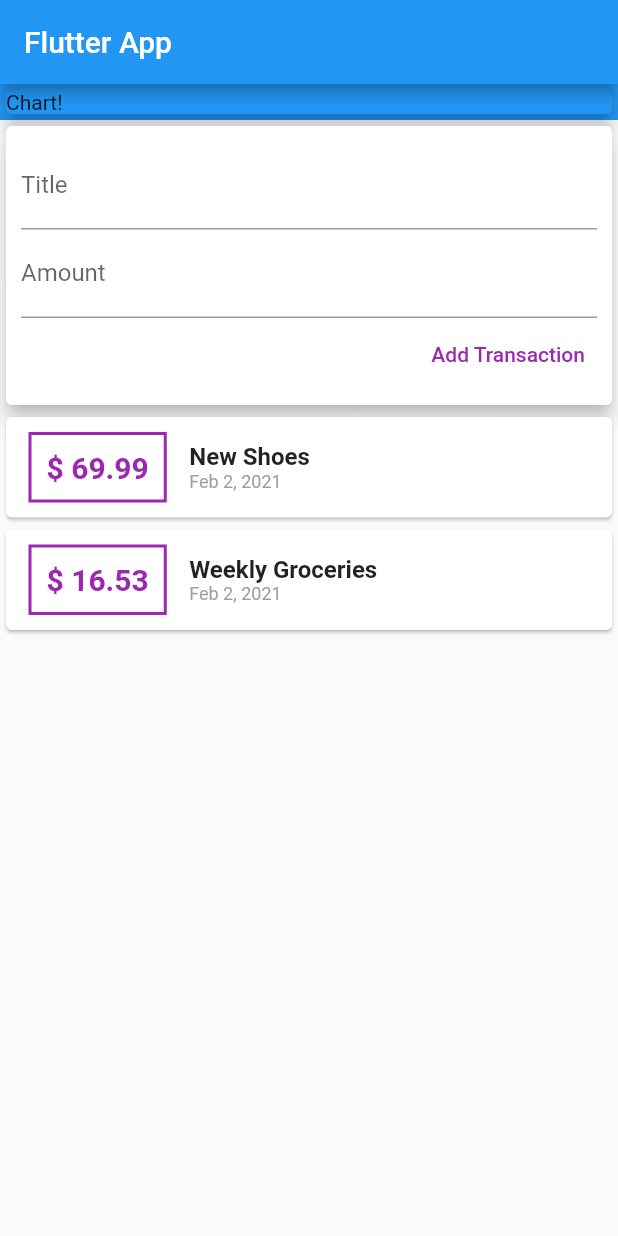
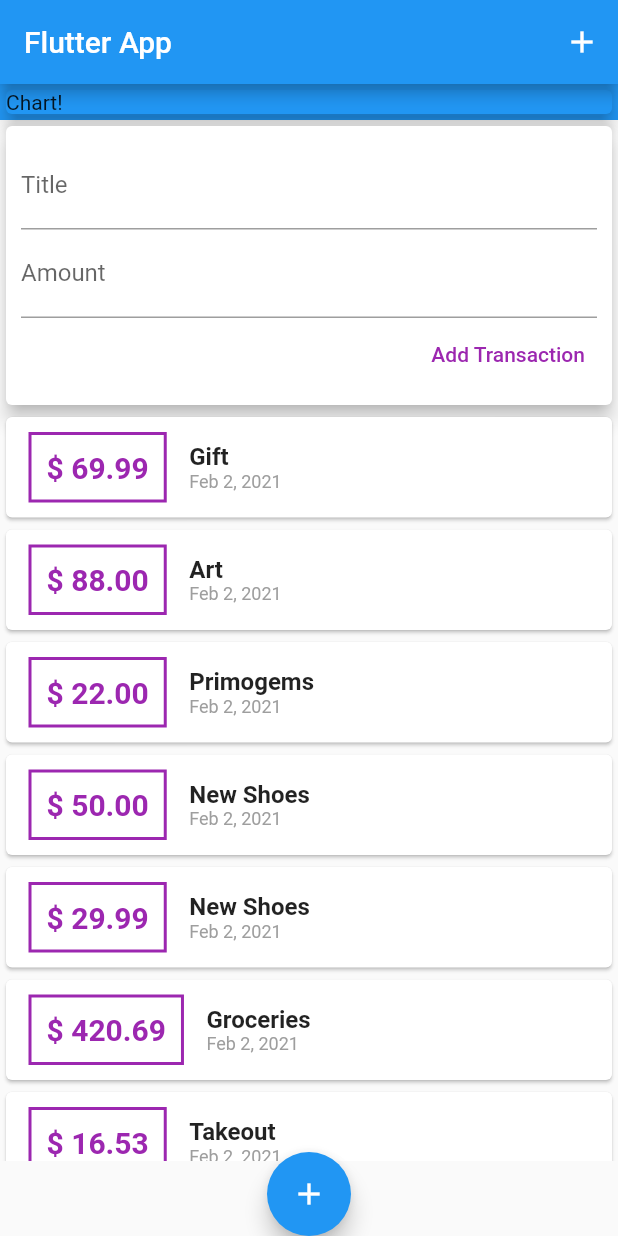
Before and after one commit to stammatime/demo_expense_app, a Flutter app: the screen it shows after launch, after a tap on "Add Transaction", on a phone screen of 412 x 824 dp. Run offline on Flutter 3.47's test engine with Material 2 defaults, Android fonts, the phone set to English and light mode, and no system bars; our stand-ins replace currency_text_input_formatter.

Commit message:
ability to add transactions and setting up modal

```diff
--- a/lib/main.dart
+++ b/lib/main.dart
@@ -1,6 +1,5 @@
-import './transaction.dart';
 import 'package:flutter/material.dart';
-import 'package:intl/intl.dart';
+import './widgets/user_transactions.dart';
 
 void main() => runApp(MyApp());
 
@@ -8,6 +7,7 @@ class MyApp extends StatelessWidget {
   @override
   Widget build(BuildContext context) {
     return MaterialApp(
+      debugShowCheckedModeBanner: false,
       title: 'Flutter App',
       home: MyHomePage(),
     );
@@ -15,28 +15,19 @@ class MyApp extends StatelessWidget {
 }
 
 class MyHomePage extends StatelessWidget {
-  final List<Transaction> transactions = [
-    Transaction(
-        id: 't1', title: 'New Shoes', amount: 69.99, date: DateTime.now()),
-    Transaction(
-        id: 't2',
-        title: 'Weekly Groceries',
-        amount: 16.53,
-        date: DateTime.now())
-  ];
-
-  // String titleInput;
-  // String amountInput;
-  final titleController = TextEditingController();
-  final amountController = TextEditingController();
-
   @override
   Widget build(BuildContext context) {
     return Scaffold(
         appBar: AppBar(
+          actions: <Widget>[
+            IconButton(icon: Icon(Icons.add), onPressed: () {})
+          ],
           title: Text('Flutter App'),
         ),
-      body: Center(
+        floatingActionButtonLocation: FloatingActionButtonLocation.centerDocked,
+        floatingActionButton:
+            FloatingActionButton(child: Icon(Icons.add), onPressed: () {}),
+        body: SingleChildScrollView(
           child: Column(
             // mainAxisAlignment: MainAxisAlignment.start,
             crossAxisAlignment: CrossAxisAlignment.stretch,
@@ -50,62 +41,9 @@ class MyHomePage extends StatelessWidget {
                   elevation: 5,
                 ),
               ),
-          Card(
-              elevation: 5,
-              child: Container(
-                padding: EdgeInsets.all(10),
-                child: Column(
-                  crossAxisAlignment: CrossAxisAlignment.end,
-                  children: <Widget>[
-                    TextField(
-                      decoration: InputDecoration(labelText: 'Title'),
-                      controller: titleController,
-                    ),
-                    TextField(
-                      decoration: InputDecoration(labelText: 'Amount'),
-                      controller: amountController,
-                    ),
-                    TextButton(
-                        style: TextButton.styleFrom(primary: Colors.purple),
-                        onPressed: () {
-                          print(titleController.text);
-                        },
-                        child: Text('Add Transaction')),
+              UserTransactions(),
             ],
           ),
-              )),
-          Column(
-            children: transactions.map((tx) {
-              return Card(
-                  child: Row(
-                children: <Widget>[
-                  Container(
-                      margin:
-                          EdgeInsets.symmetric(vertical: 10, horizontal: 15),
-                      decoration: BoxDecoration(
-                          border: Border.all(color: Colors.purple, width: 2)),
-                      padding: EdgeInsets.all(10),
-                      child: Text(('\$ ${tx.amount}'),
-                          style: TextStyle(
-                              fontWeight: FontWeight.bold,
-                              fontSize: 20,
-                              color: Colors.purple))),
-                  Column(
-                    crossAxisAlignment: CrossAxisAlignment.start,
-                    children: <Widget>[
-                      Text(tx.title,
-                          style: TextStyle(
-                              fontWeight: FontWeight.bold, fontSize: 16)),
-                      Text(DateFormat.yMMMd().format(tx.date),
-                          style: TextStyle(color: Colors.grey, fontSize: 12))
-                    ],
-                  )
-                ],
         ));
-            }).toList(),
-          )
-        ],
-      )),
-    );
   }
 }
--- /dev/null
+++ b/lib/widgets/new_transaction.dart
@@ -0,0 +1,49 @@
+import 'package:flutter/material.dart';
+import 'package:flutter/services.dart';
+import 'package:currency_text_input_formatter/currency_text_input_formatter.dart';
+
+class NewTransaction extends StatelessWidget {
+  final Function addTransaction;
+  final titleController = TextEditingController();
+  final amountController = TextEditingController();
+
+  NewTransaction(this.addTransaction);
+
+  void submitData() {
+    final enteredTitle = titleController.text;
+    final enteredAmount = double.parse(amountController.text);
+    print('called');
+    if (enteredTitle.isEmpty || enteredAmount <= 0 || enteredAmount == null) {
+      return;
+    }
+    addTransaction(enteredTitle, enteredAmount);
+  }
+
+  @override
+  Widget build(BuildContext context) {
+    return Card(
+        elevation: 5,
+        child: Container(
+          padding: EdgeInsets.all(10),
+          child: Column(
+            crossAxisAlignment: CrossAxisAlignment.end,
+            children: <Widget>[
+              TextField(
+                  decoration: InputDecoration(labelText: 'Title'),
+                  controller: titleController,
+                  onSubmitted: (_) => submitData), // not sure why we have this
+              TextField(
+                  decoration: InputDecoration(labelText: 'Amount'),
+                  controller: amountController,
+                  keyboardType: TextInputType.numberWithOptions(decimal: true),
+                  inputFormatters: [CurrencyTextInputFormatter()],
+                  onSubmitted: (_) => submitData), // not sure why we have this
+              TextButton(
+                  style: TextButton.styleFrom(primary: Colors.purple),
+                  onPressed: submitData,
+                  child: Text('Add Transaction')),
+            ],
+          ),
+        ));
+  }
+}
--- /dev/null
+++ b/lib/widgets/transaction_list.dart
@@ -0,0 +1,47 @@
+import 'package:flutter/material.dart';
+import 'package:intl/intl.dart';
+import '../models/transaction.dart';
+
+class TransactionList extends StatelessWidget {
+  final List<Transaction> _transactions;
+
+  TransactionList(this._transactions);
+
+  @override
+  Widget build(BuildContext context) {
+    return Container(
+      height: 500,
+      child: ListView.builder(
+        itemBuilder: (ctx, index) {
+          return Card(
+              child: Row(
+            children: <Widget>[
+              Container(
+                  margin: EdgeInsets.symmetric(vertical: 10, horizontal: 15),
+                  decoration: BoxDecoration(
+                      border: Border.all(color: Colors.purple, width: 2)),
+                  padding: EdgeInsets.all(10),
+                  child: Text(
+                      ('\$ ${_transactions[index].amount.toStringAsFixed(2)}'),
+                      style: TextStyle(
+                          fontWeight: FontWeight.bold,
+                          fontSize: 20,
+                          color: Colors.purple))),
+              Column(
+                crossAxisAlignment: CrossAxisAlignment.start,
+                children: <Widget>[
+                  Text(_transactions[index].title,
+                      style:
+                          TextStyle(fontWeight: FontWeight.bold, fontSize: 16)),
+                  Text(DateFormat.yMMMd().format(_transactions[index].date),
+                      style: TextStyle(color: Colors.grey, fontSize: 12))
+                ],
+              )
+            ],
+          ));
+        },
+        itemCount: _transactions.length,
+      ),
+    );
+  }
+}
--- /dev/null
+++ b/lib/widgets/user_transactions.dart
@@ -0,0 +1,42 @@
+import 'package:flutter/material.dart';
+import './new_transaction.dart';
+import 'transaction_list.dart';
+import '../models/transaction.dart';
+
+class UserTransactions extends StatefulWidget {
+  @override
+  _UserTransactionsState createState() => _UserTransactionsState();
+}
+
+class _UserTransactionsState extends State<UserTransactions> {
+  final _userTransactions = [
+    Transaction(id: 't1', title: 'Gift', amount: 69.99, date: DateTime.now()),
+    Transaction(id: 't1', title: 'Art', amount: 88, date: DateTime.now()),
+    Transaction(id: 't1', title: 'Primogems', amount: 22, date: DateTime.now()),
+    Transaction(id: 't1', title: 'New Shoes', amount: 50, date: DateTime.now()),
+    Transaction(
+        id: 't1', title: 'New Shoes', amount: 29.99, date: DateTime.now()),
+    Transaction(
+        id: 't1', title: 'Groceries', amount: 420.69, date: DateTime.now()),
+    Transaction(id: 't2', title: 'Takeout', amount: 16.53, date: DateTime.now())
+  ];
+
+  void _addNewTransaction(String title, double amount) {
+    final newTx = Transaction(
+        id: DateTime.now().toString(),
+        title: title,
+        amount: amount,
+        date: DateTime.now());
+    setState(() {
+      _userTransactions.add(newTx);
+    });
+  }
+
+  @override
+  Widget build(BuildContext context) {
+    return Column(children: <Widget>[
+      NewTransaction(_addNewTransaction),
+      TransactionList(_userTransactions)
+    ]);
+  }
+}
--- a/pubspec.yaml
+++ b/pubspec.yaml
@@ -24,6 +24,7 @@ dependencies:
   flutter:
     sdk: flutter
   intl: ^0.16.1
+  currency_text_input_formatter: ^1.0.3
 
   # The following adds the Cupertino Icons font to your application.
   # Use with the CupertinoIcons class for iOS style icons.
```
Also changed, not shown: lib/models/transaction.dart (renamed from lib/transaction.dart), pubspec.lock. Lines whose indentation alone changed are shown as unchanged.
